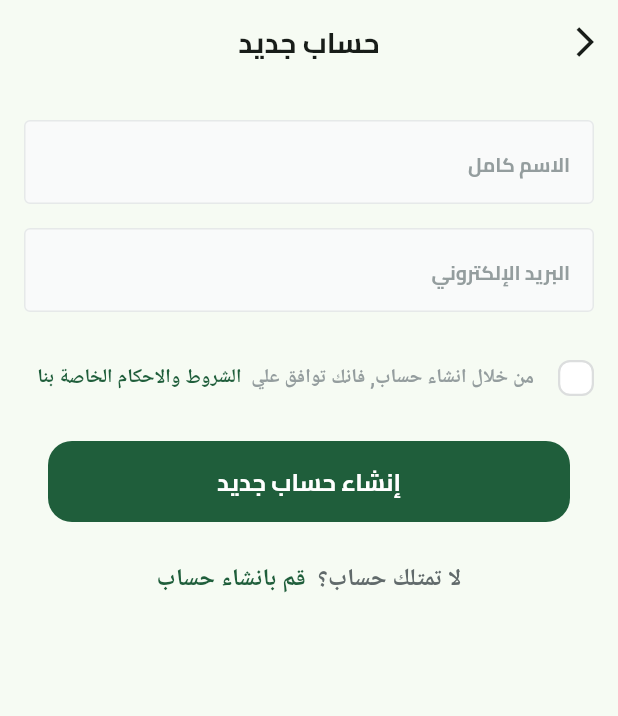
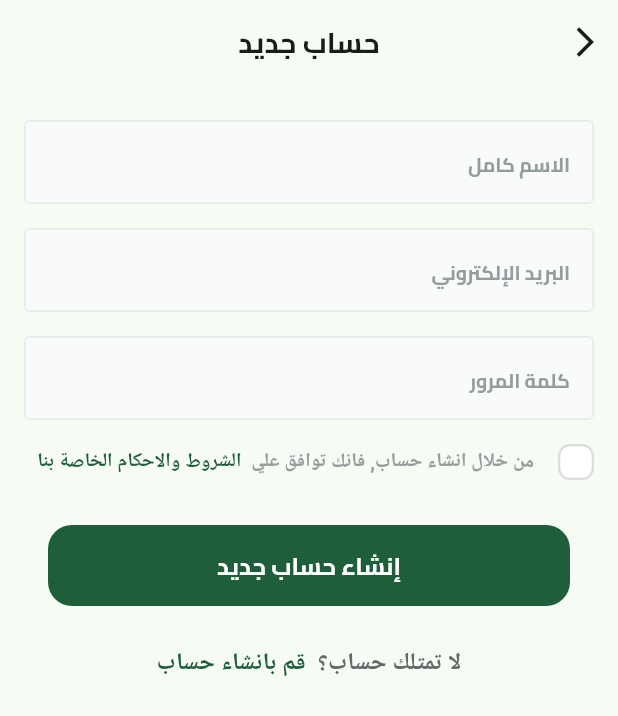
Before and after one commit to menna-adel10/FruitHub, a Flutter app: the SignUpView screen opened directly, on a phone screen of 412 x 824 dp. Shown: the top 716 px of the screen. Run offline on Flutter 3.47's test engine with Material 3 defaults, Android fonts, the phone set to English and light mode, and no system bars; our stand-ins replace dots_indicator, firebase_auth, flutter_svg, shared_preferences; accounts and stored records are empty.

```diff
--- a/lib/features/auth/views/widgets/sign_up_view_body.dart
+++ b/lib/features/auth/views/widgets/sign_up_view_body.dart
@@ -5,7 +5,6 @@ import 'package:fruit_hub/features/auth/views/widgets/terms_and_conditions.dart'
 import '../../../../core/utils/custom_button.dart';
 import '../../../../core/widgets/custom_text_field.dart';
 import 'dont_have_an_account.dart';
-import 'have_an_account.dart';
 
 class SignupViewBody extends StatefulWidget {
   const SignupViewBody({super.key});
@@ -42,6 +41,9 @@ class _SignupViewBodyState extends State<SignupViewBody> {
             const SizedBox(
               height: 16,
             ),
+            CustomTextField(
+              hintText: 'كلمة المرور',
+            ),
 
             const SizedBox(
               height: 16,
```
Also changed, not shown: lib/features/auth/domain/entities/user_entity.dart (added, +9 -0 lines).
